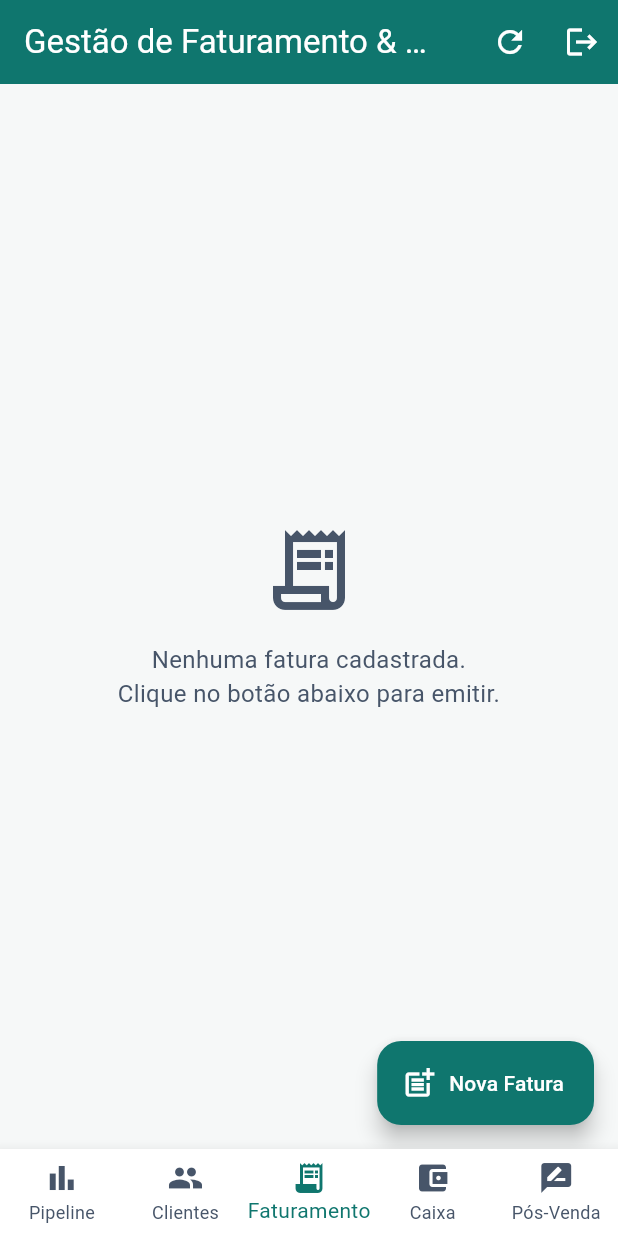
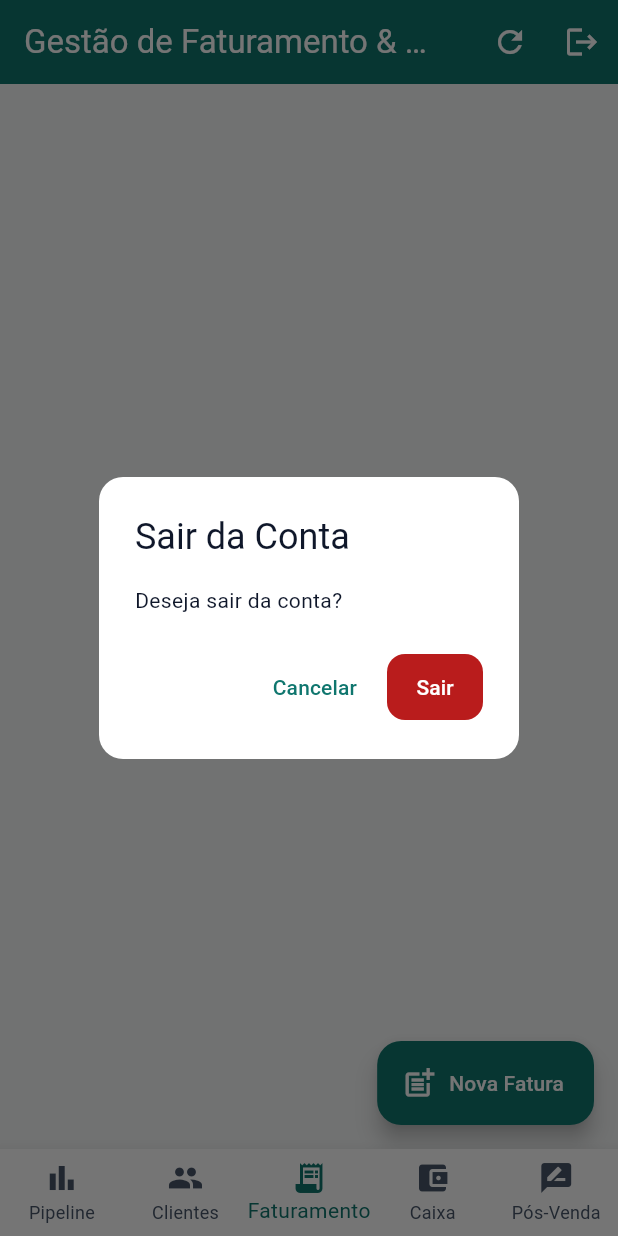
Before and after one commit to danhistoria-pm-po/SimpleCRM, a Flutter app: the screen it shows once a user with an empty profile is signed in, item 3 of the bottom bar chosen, after a tap on the "logout" icon, on a phone screen of 412 x 824 dp. Run offline on Flutter 3.47's test engine with Material 3 defaults, Android fonts, the phone set to English and light mode, and no system bars; our stand-ins replace supabase_flutter; accounts and stored records are empty.

Commit message:
feat(fase-3d): centraliza logout em LogoutAction com confirmacao

```diff
--- /dev/null
+++ b/lib/core/widgets/logout_action.dart
@@ -0,0 +1,67 @@
+// lib/core/widgets/logout_action.dart
+import 'package:flutter/material.dart';
+import '../../modules/auth/controllers/auth_controller.dart';
+import '../theme/app_colors.dart';
+
+class LogoutAction extends StatefulWidget {
+  final AuthController? authController;
+
+  const LogoutAction({super.key, this.authController});
+
+  @override
+  State<LogoutAction> createState() => _LogoutActionState();
+}
+
+class _LogoutActionState extends State<LogoutAction> {
+  AuthController? _internalController;
+
+  AuthController get _authController =>
+      widget.authController ?? (_internalController ??= AuthController());
+
+  @override
+  void dispose() {
+    _internalController?.dispose();
+    super.dispose();
+  }
+
+  Future<void> _confirmAndLogout() async {
+    final confirmed = await showDialog<bool>(
+      context: context,
+      builder: (dialogContext) => AlertDialog(
+        insetPadding: const EdgeInsets.symmetric(horizontal: 16, vertical: 24),
+        title: const Text('Sair da Conta'),
+        content: ConstrainedBox(
+          constraints: const BoxConstraints(maxWidth: 480),
+          child: const Text('Deseja sair da conta?'),
+        ),
+        actions: [
+          TextButton(
+            onPressed: () => Navigator.pop(dialogContext, false),
+            child: const Text('Cancelar'),
+          ),
+          ElevatedButton(
+            style: ElevatedButton.styleFrom(
+              backgroundColor: AppColors.danger,
+              foregroundColor: AppColors.surface,
+            ),
+            onPressed: () => Navigator.pop(dialogContext, true),
+            child: const Text('Sair'),
+          ),
+        ],
+      ),
+    );
+
+    if (confirmed == true && mounted) {
+      await _authController.logout();
+    }
+  }
+
+  @override
+  Widget build(BuildContext context) {
+    return IconButton(
+      icon: const Icon(Icons.logout),
+      tooltip: 'Sair',
+      onPressed: _confirmAndLogout,
+    );
+  }
+}
--- a/lib/features/follow_up/views/follow_up_view.dart
+++ b/lib/features/follow_up/views/follow_up_view.dart
@@ -2,11 +2,11 @@
 import 'package:flutter/material.dart';
 import '../../../core/theme/app_colors.dart';
 import '../../../core/utils/formatters.dart';
+import '../../../core/widgets/logout_action.dart';
 import '../controllers/follow_up_controller.dart';
 import '../models/follow_up_model.dart';
 import '../../../modules/customers/domain/entities/customer_entity.dart';
 import '../../../modules/customers/presentation/customer_controller.dart';
-import '../../../modules/auth/controllers/auth_controller.dart';
 
 class FollowUpView extends StatefulWidget {
   const FollowUpView({super.key});
@@ -18,7 +18,6 @@ class FollowUpView extends StatefulWidget {
 class _FollowUpViewState extends State<FollowUpView> {
   final FollowUpController _controller = FollowUpController();
   final CustomerController _customerController = CustomerController();
-  final AuthController _authController = AuthController();
 
   @override
   void initState() {
@@ -30,7 +29,6 @@ class _FollowUpViewState extends State<FollowUpView> {
   @override
   void dispose() {
     _controller.dispose();
-    _authController.dispose();
     super.dispose();
   }
 
@@ -112,13 +110,7 @@ class _FollowUpViewState extends State<FollowUpView> {
               }
             },
           ),
-          IconButton(
-            icon: const Icon(Icons.logout),
-            tooltip: 'Sair',
-            onPressed: () async {
-              await _authController.logout();
-            },
-          ),
+          const LogoutAction(),
         ],
       ),
       body: AnimatedBuilder(
--- a/lib/modules/billing/presentation/billing_page.dart
+++ b/lib/modules/billing/presentation/billing_page.dart
@@ -2,12 +2,12 @@
 import 'package:flutter/material.dart';
 import '../../../core/theme/app_colors.dart';
 import '../../../core/utils/formatters.dart';
+import '../../../core/widgets/logout_action.dart';
 import '../controllers/billing_controller.dart';
 import '../models/invoice_entity.dart';
 import '../utils/nf_clipboard_helper.dart';
 import '../../customers/domain/entities/customer_entity.dart';
 import '../../customers/presentation/customer_controller.dart';
-import '../../auth/controllers/auth_controller.dart';
 
 class BillingPage extends StatefulWidget {
   const BillingPage({super.key});
@@ -19,7 +19,6 @@ class BillingPage extends StatefulWidget {
 class _BillingPageState extends State<BillingPage> {
   final BillingController _controller = BillingController();
   final CustomerController _customerController = CustomerController();
-  final AuthController _authController = AuthController();
 
   @override
   void initState() {
@@ -31,7 +30,6 @@ class _BillingPageState extends State<BillingPage> {
   @override
   void dispose() {
     _controller.dispose();
-    _authController.dispose();
     super.dispose();
   }
 
@@ -118,13 +116,7 @@ class _BillingPageState extends State<BillingPage> {
             },
             tooltip: 'Atualizar Faturas',
           ),
-          IconButton(
-            icon: const Icon(Icons.logout),
-            tooltip: 'Sair',
-            onPressed: () async {
-              await _authController.logout();
-            },
-          ),
+          const LogoutAction(),
         ],
       ),
       body: AnimatedBuilder(
--- a/lib/modules/cash_flow/presentation/cash_flow_page.dart
+++ b/lib/modules/cash_flow/presentation/cash_flow_page.dart
@@ -2,9 +2,9 @@
 import 'package:flutter/material.dart';
 import '../../../core/theme/app_colors.dart';
 import '../../../core/utils/formatters.dart';
+import '../../../core/widgets/logout_action.dart';
 import '../controllers/cash_flow_controller.dart';
 import '../models/cash_flow_entry_entity.dart';
-import '../../auth/controllers/auth_controller.dart';
 
 class CashFlowPage extends StatefulWidget {
   const CashFlowPage({super.key});
@@ -15,7 +15,6 @@ class CashFlowPage extends StatefulWidget {
 
 class _CashFlowPageState extends State<CashFlowPage> {
   final CashFlowController _controller = CashFlowController();
-  final AuthController _authController = AuthController();
 
   @override
   void initState() {
@@ -26,7 +25,6 @@ class _CashFlowPageState extends State<CashFlowPage> {
   @override
   void dispose() {
     _controller.dispose();
-    _authController.dispose();
     super.dispose();
   }
 
@@ -98,13 +96,7 @@ class _CashFlowPageState extends State<CashFlowPage> {
             },
             tooltip: 'Atualizar',
           ),
-          IconButton(
-            icon: const Icon(Icons.logout),
-            tooltip: 'Sair',
-            onPressed: () async {
-              await _authController.logout();
-            },
-          ),
+          const LogoutAction(),
         ],
       ),
       body: AnimatedBuilder(
--- a/lib/modules/customers/presentation/customer_list_page.dart
+++ b/lib/modules/customers/presentation/customer_list_page.dart
@@ -1,9 +1,9 @@
 // lib/modules/customers/presentation/customer_list_page.dart
 import 'package:flutter/material.dart';
 import '../../../core/theme/app_colors.dart';
+import '../../../core/widgets/logout_action.dart';
 import 'customer_controller.dart';
 import 'customer_form_modal.dart';
-import '../../auth/controllers/auth_controller.dart';
 
 class CustomerListPage extends StatefulWidget {
   const CustomerListPage({super.key});
@@ -14,18 +14,11 @@ class CustomerListPage extends StatefulWidget {
 
 class _CustomerListPageState extends State<CustomerListPage> {
   final CustomerController _controller = CustomerController();
-  final AuthController _authController = AuthController();
 
   @override
   void initState() {
     super.initState();
     _controller.ensureLoaded();
-  }
-
-  @override
-  void dispose() {
-    _authController.dispose();
-    super.dispose();
   }
 
   Future<bool> _confirmDeleteCustomer(String customerName) async {
@@ -106,13 +99,7 @@ class _CustomerListPageState extends State<CustomerListPage> {
               }
             },
           ),
-          IconButton(
-            icon: const Icon(Icons.logout),
-            tooltip: 'Sair',
-            onPressed: () async {
-              await _authController.logout();
-            },
-          ),
+          const LogoutAction(),
         ],
       ),
       body: AnimatedBuilder(
--- a/lib/modules/pipeline/presentation/pipeline_page.dart
+++ b/lib/modules/pipeline/presentation/pipeline_page.dart
@@ -1,12 +1,12 @@
 // lib/modules/pipeline/presentation/pipeline_page.dart
 import 'package:flutter/material.dart';
 import '../../../core/theme/app_colors.dart';
+import '../../../core/widgets/logout_action.dart';
 import '../controllers/pipeline_controller.dart';
 import '../models/deal_entity.dart';
 import '../components/pipeline_column.dart';
 import '../components/deal_form_modal.dart';
 import '../../customers/presentation/customer_controller.dart';
-import '../../auth/controllers/auth_controller.dart';
 
 class PipelinePage extends StatefulWidget {
   const PipelinePage({super.key});
@@ -18,7 +18,6 @@ class PipelinePage extends StatefulWidget {
 class _PipelinePageState extends State<PipelinePage> {
   final PipelineController _controller = PipelineController();
   final CustomerController _customerController = CustomerController();
-  final AuthController _authController = AuthController();
   final ScrollController _horizontalScrollController = ScrollController();
 
   @override
@@ -39,7 +38,6 @@ class _PipelinePageState extends State<PipelinePage> {
   void dispose() {
     _controller.removeListener(_onControllerChanged);
     _controller.dispose();
-    _authController.dispose();
     _horizontalScrollController.dispose();
     super.dispose();
   }
@@ -152,13 +150,7 @@ class _PipelinePageState extends State<PipelinePage> {
             tooltip: 'Atualizar Pipeline',
             onPressed: () => _loadDealsComTratamentoDeErro(silent: true),
           ),
-          IconButton(
-            icon: const Icon(Icons.logout),
-            tooltip: 'Sair',
-            onPressed: () async {
-              await _authController.logout();
-            },
-          ),
+          const LogoutAction(),
         ],
       ),
       body: _controller.isLoading
```
Also changed, not shown: 1 other file.
